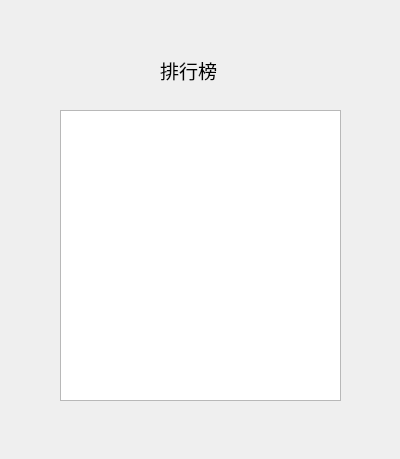
Before: the Qt Designer form BejeweledSln/CRankDlg.ui in lwyer/BejeweledSln, drawn with Qt 5.
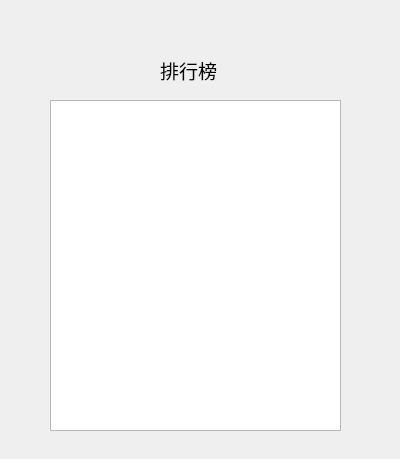
After: the same form once the commit is applied.

What changed in the file:
```diff
--- a/BejeweledSln/CRankDlg.ui
+++ b/BejeweledSln/CRankDlg.ui
@@ -13,16 +13,6 @@
   <property name="windowTitle">
    <string>Dialog</string>
   </property>
-  <widget class="QTableView" name="tableView">
-   <property name="geometry">
-    <rect>
-     <x>60</x>
-     <y>110</y>
-     <width>281</width>
-     <height>291</height>
-    </rect>
-   </property>
-  </widget>
   <widget class="QLabel" name="label">
    <property name="geometry">
     <rect>
@@ -42,6 +32,16 @@
     <string>排行榜</string>
    </property>
   </widget>
+  <widget class="QTextEdit" name="textEdit">
+   <property name="geometry">
+    <rect>
+     <x>50</x>
+     <y>100</y>
+     <width>291</width>
+     <height>331</height>
+    </rect>
+   </property>
+  </widget>
  </widget>
  <resources/>
  <connections/>
```
